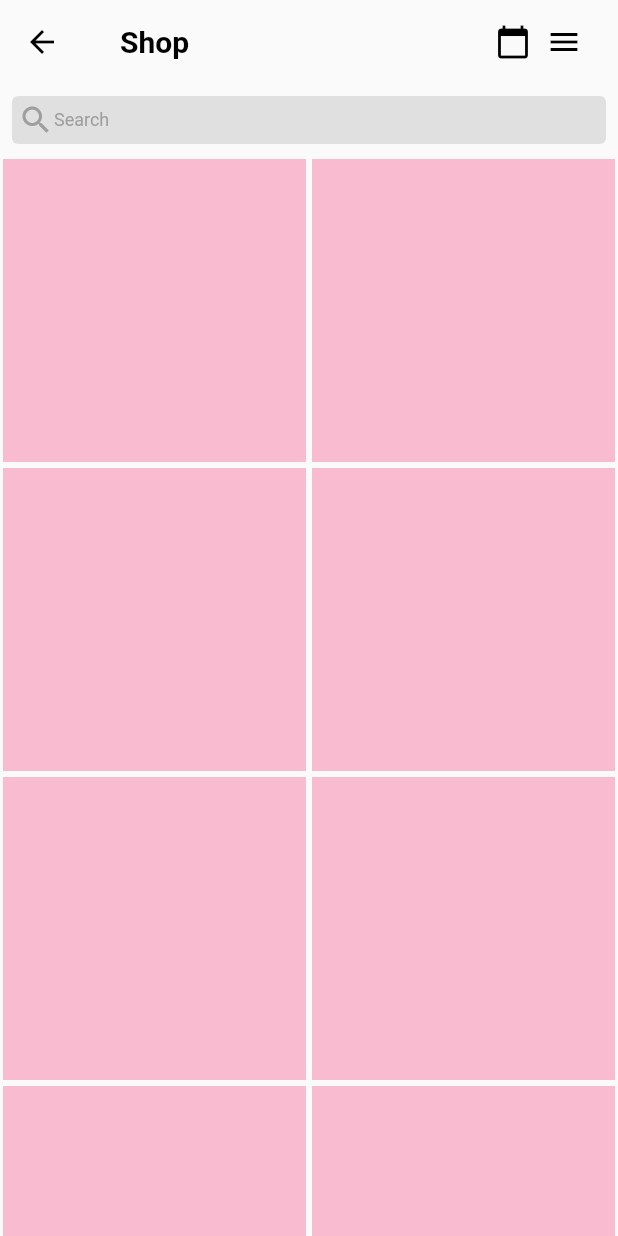
After one commit to namanAgarwal2k/instagram_clone_ui, a Flutter app: the UserShop screen opened directly, on a phone screen of 412 x 824 dp. The commit adds this screen. Run offline on Flutter 3.47's test engine with Material 2 defaults, Android fonts, the phone set to English and light mode, and no system bars; statements that could not run were skipped.

Commit message:
search page, shop page, reels page ui  with user posts

```diff
--- a/lib/reels.dart
+++ b/lib/screens/reels.dart
@@ -5,6 +5,8 @@ class UserReels extends StatelessWidget {
 
   @override
   Widget build(BuildContext context) {
-    return Container();
+    return const Scaffold(
+      body: Center(child: Text('reels')),
+    );
   }
 }
--- /dev/null
+++ b/lib/screens/shop.dart
@@ -0,0 +1,62 @@
+import 'package:flutter/material.dart';
+import 'package:instagram_clone/util/shop_grid.dart';
+
+class UserShop extends StatelessWidget {
+  const UserShop({Key? key}) : super(key: key);
+
+  @override
+  Widget build(BuildContext context) {
+    return Scaffold(
+      appBar: AppBar(
+        elevation: 0,
+        backgroundColor: Colors.transparent,
+        title: Padding(
+          padding: const EdgeInsets.all(8.0),
+          child: Row(
+            mainAxisAlignment: MainAxisAlignment.spaceBetween,
+            children: [
+              Text('Shop',
+                  style: TextStyle(fontWeight: FontWeight.bold, fontSize: 20)),
+              Row(
+                children: [
+                  Icon(Icons.calendar_today),
+                  SizedBox(
+                    width: 10,
+                  ),
+                  Icon(Icons.menu),
+                ],
+              )
+            ],
+          ),
+        ),
+      ),
+      body: Column(
+        children: [
+          Padding(
+            padding: const EdgeInsets.all(8.0),
+            child: ClipRRect(
+              borderRadius: BorderRadius.circular(4),
+              child: Container(
+                padding: EdgeInsets.all(4),
+                color: Colors.grey[300],
+                child: Row(
+                  children: [
+                    Icon(
+                      Icons.search,
+                      color: Colors.grey[500],
+                    ),
+                    Text(
+                      'Search',
+                      style: TextStyle(color: Colors.grey[500], fontSize: 12),
+                    ),
+                  ],
+                ),
+              ),
+            ),
+          ),
+          Expanded(child: ShopGrid())
+        ],
+      ),
+    );
+  }
+}
--- /dev/null
+++ b/lib/util/shop_grid.dart
@@ -0,0 +1,24 @@
+import 'package:flutter/material.dart';
+
+class ShopGrid extends StatelessWidget {
+  final List<String> userPosts = [];
+
+  ShopGrid({Key? key}) : super(key: key);
+
+  @override
+  Widget build(BuildContext context) {
+    return GridView.builder(
+      itemCount: 10,
+      gridDelegate:
+          const SliverGridDelegateWithFixedCrossAxisCount(crossAxisCount: 2),
+      itemBuilder: (context, index) {
+        return Padding(
+          padding: const EdgeInsets.all(2.0),
+          child: Container(
+            color: Colors.pink[100],
+          ),
+        );
+      },
+    );
+  }
+}
```
Also changed, not shown: lib/screens/search.dart (added, +36 -0 lines), lib/search.dart (deleted, +0 -10 lines), lib/shop.dart (deleted, +0 -10 lines), lib/util/explore_grid.dart (added, +21 -0 lines), lib/util/user_posts.dart (added, +98 -0 lines).
